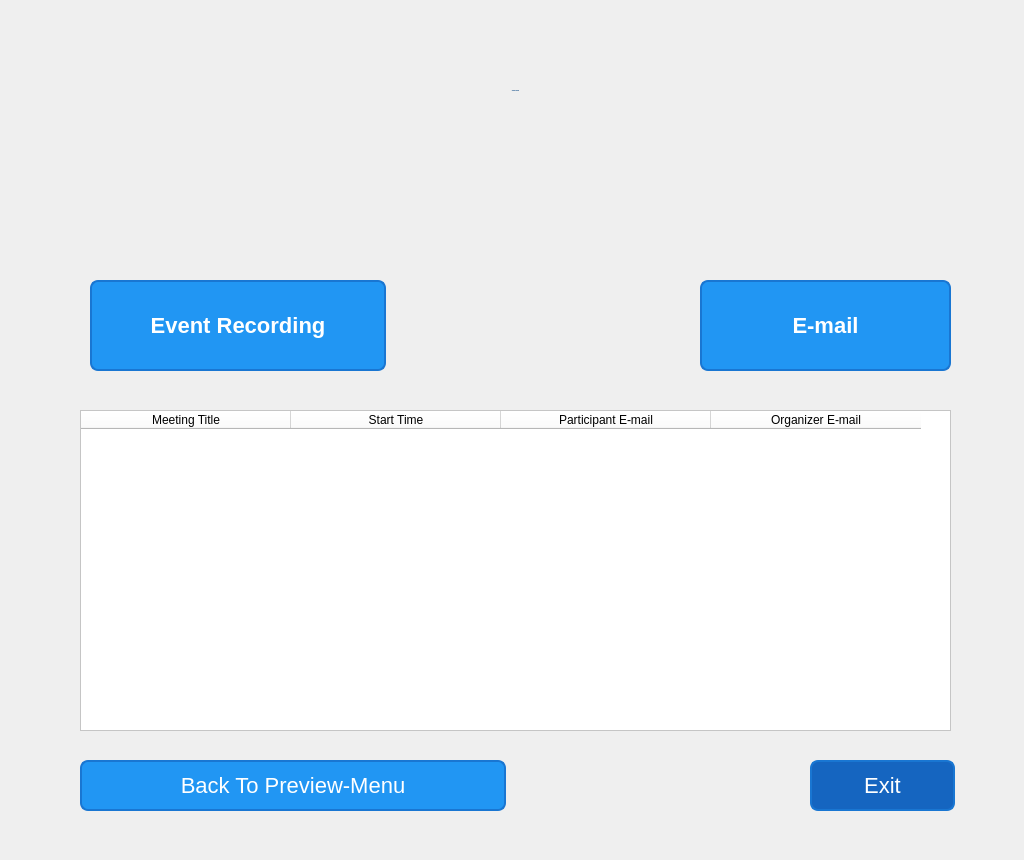
Before: the Qt Designer form Customer Relationship Management/ui folders/admin_menu.ui in Harriery/my-python-projects, drawn with Qt 5.
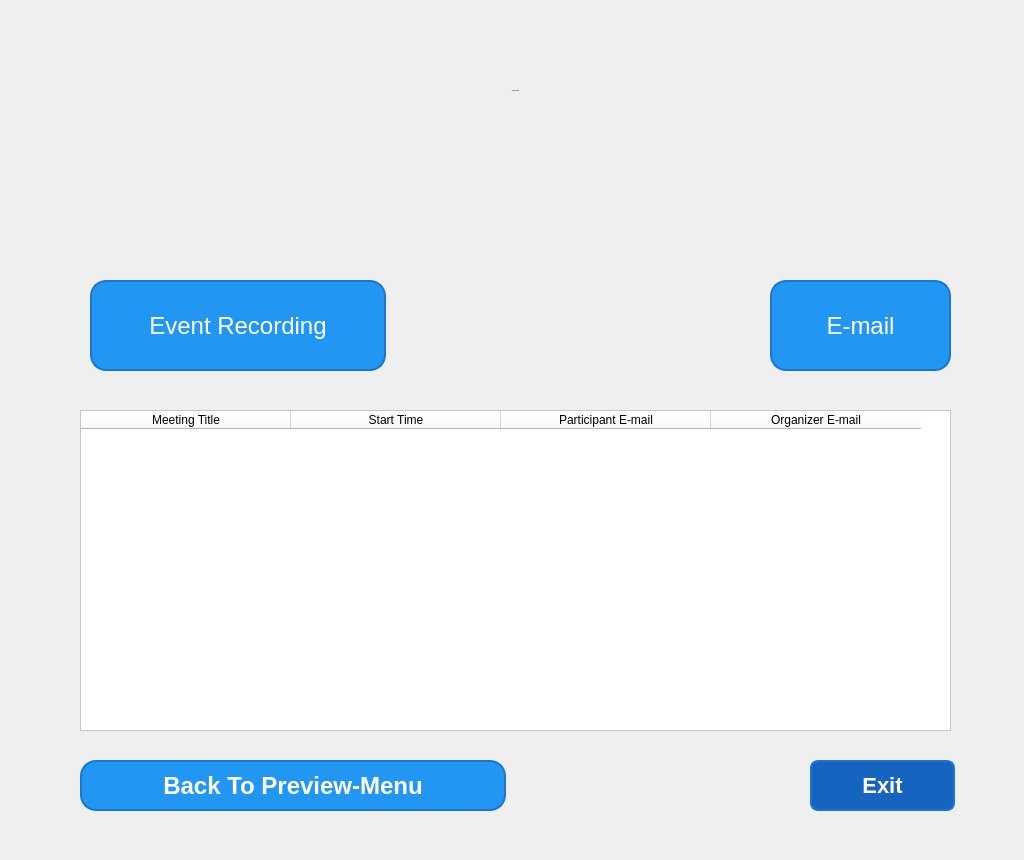
After: the same form once the commit is applied. Icons and pictures are not drawn.

Patch:
```diff
--- a/Customer Relationship Management/ui folders/admin_menu.ui
+++ b/Customer Relationship Management/ui folders/admin_menu.ui
@@ -33,13 +33,13 @@
 }
 QPushButton {
     background-color: #2196F3;
-    border-radius: 8px;
+    border-radius: 16px;
     border: 2px solid #1976D2;
     padding: 10px 20px;
-    font-size: 22px;
+    font-size: 24px;
     color: white;
     box-shadow: 0 4px #1976D2;
-    transition: all 0.3s ease;
+    transition: all 0.3s ease-in-out;
 }
 
 QPushButton:hover {
@@ -147,8 +147,6 @@
    <property name="font">
     <font>
      <pointsize>-1</pointsize>
-     <weight>75</weight>
-     <bold>true</bold>
     </font>
    </property>
    <property name="text">
@@ -158,17 +156,15 @@
   <widget class="QPushButton" name="pushButton_mail">
    <property name="geometry">
     <rect>
-     <x>700</x>
+     <x>770</x>
      <y>280</y>
-     <width>251</width>
+     <width>181</width>
      <height>91</height>
     </rect>
    </property>
    <property name="font">
     <font>
      <pointsize>-1</pointsize>
-     <weight>75</weight>
-     <bold>true</bold>
     </font>
    </property>
    <property name="text">
@@ -223,6 +219,8 @@
    <property name="font">
     <font>
      <pointsize>-1</pointsize>
+     <weight>75</weight>
+     <bold>true</bold>
     </font>
    </property>
    <property name="styleSheet">
@@ -248,6 +246,8 @@
    <property name="font">
     <font>
      <pointsize>-1</pointsize>
+     <weight>75</weight>
+     <bold>true</bold>
     </font>
    </property>
    <property name="styleSheet">
```
Left out of the diff: 10 changed lines with no effect on the pictures.
